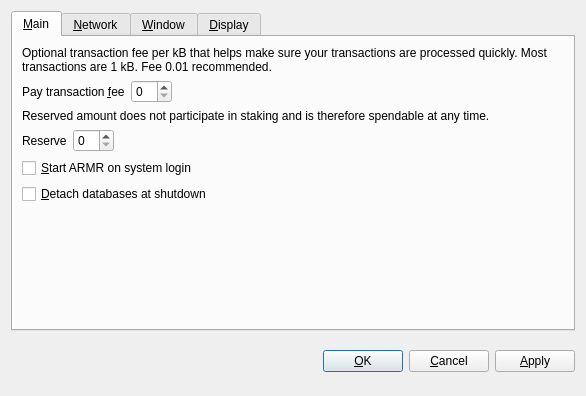
First picture: the form in src/qt/forms/optionsdialog.ui, repository ARMROfficial/armr, before the edit.
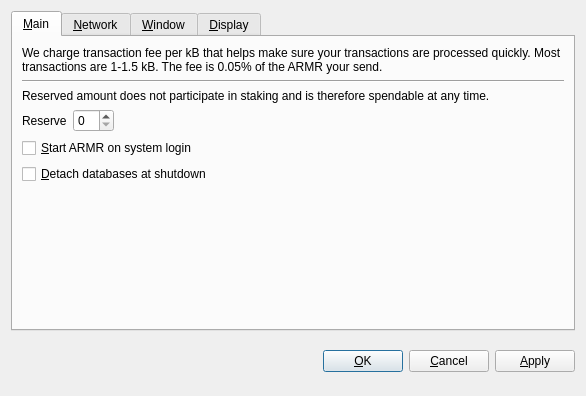
Second picture: the form after the edit. The open tabs and pages were chosen to show the change. Custom widgets are drawn as their Qt base class.

Diff of the .ui file:
```diff
--- a/src/qt/forms/optionsdialog.ui
+++ b/src/qt/forms/optionsdialog.ui
@@ -36,7 +36,7 @@
        <item>
         <widget class="QLabel" name="transactionFeeInfoLabel">
          <property name="text">
-          <string>Optional transaction fee per kB that helps make sure your transactions are processed quickly. Most transactions are 1 kB. Fee 0.01 recommended.</string>
+          <string>We charge transaction fee per kB that helps make sure your transactions are processed quickly. Most transactions are 1-1.5 kB. The fee is 0.05% of the ARMR your send.</string>
          </property>
          <property name="textFormat">
           <enum>Qt::PlainText</enum>
@@ -47,37 +47,11 @@
         </widget>
        </item>
        <item>
-        <layout class="QHBoxLayout" name="horizontalLayoutFee">
-         <item>
-          <widget class="QLabel" name="transactionFeeLabel">
-           <property name="text">
-            <string>Pay transaction &amp;fee</string>
-           </property>
-           <property name="textFormat">
-            <enum>Qt::PlainText</enum>
-           </property>
-           <property name="buddy">
-            <cstring>transactionFee</cstring>
-           </property>
-          </widget>
-         </item>
-         <item>
-          <widget class="BitcoinAmountField" name="transactionFee"/>
-         </item>
-         <item>
-          <spacer name="horizontalSpacerFee">
-           <property name="orientation">
-            <enum>Qt::Horizontal</enum>
-           </property>
-           <property name="sizeHint" stdset="0">
-            <size>
-             <width>40</width>
-             <height>20</height>
-            </size>
-           </property>
-          </spacer>
-         </item>
-        </layout>
+        <widget class="Line" name="line">
+         <property name="orientation">
+          <enum>Qt::Horizontal</enum>
+         </property>
+        </widget>
        </item>
        <item>
         <widget class="QLabel" name="reserveBalanceInfoLabel">
```
Left out of the diff: 2 changed lines with no effect on the pictures.
